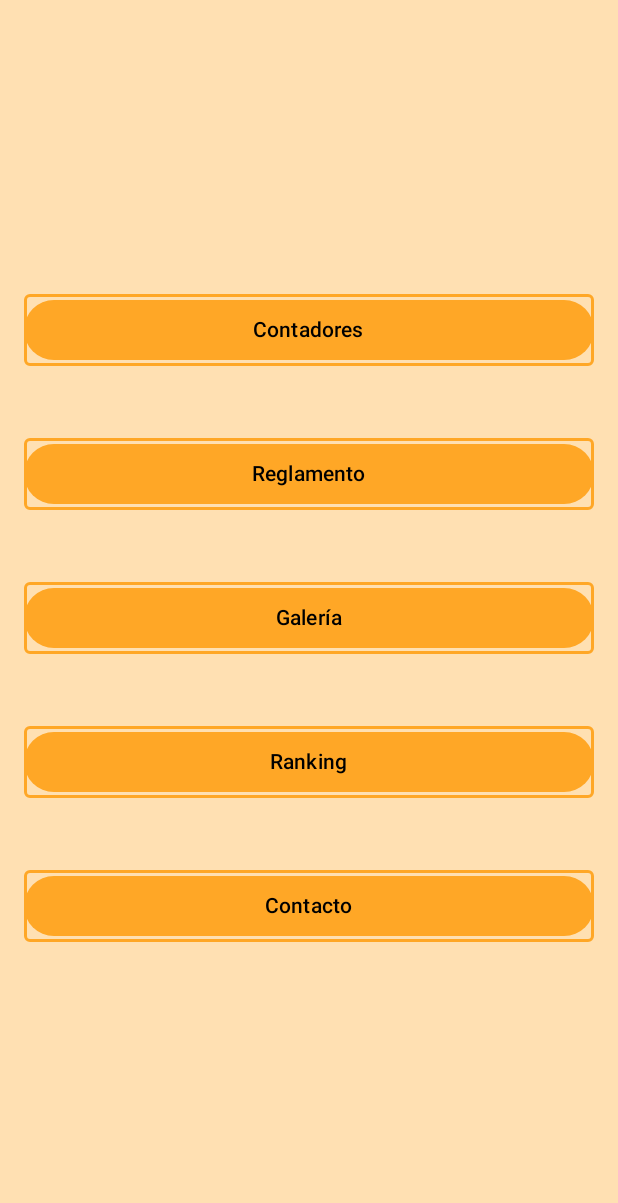
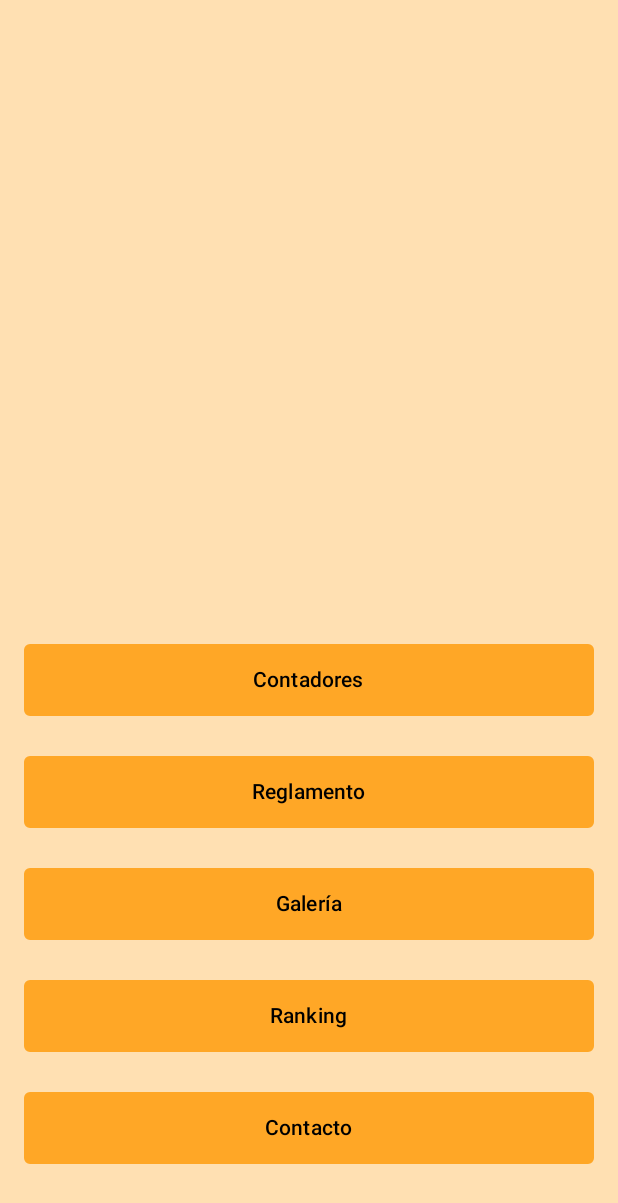
Before and after one commit to chimydevs/Valka, an Android app built with Jetpack Compose: the screen it shows after launch (MainActivity), on a phone screen of 412 x 824 dp. Shown: the top 1203 px of the screen. Run offline under Robolectric (Android 15) with nearby library versions, the phone set to English and light mode, and no system bars; our stand-ins replace Dagger/Hilt's generated code.

Commit message:
Main Screen buttons

```diff
--- a/app/src/main/java/com/chimy/valkaapp/ui/main/MainScreen.kt
+++ b/app/src/main/java/com/chimy/valkaapp/ui/main/MainScreen.kt
@@ -1,5 +1,6 @@
 package com.chimy.valkaapp.ui.main
 
+import androidx.compose.foundation.background
 import androidx.compose.foundation.border
 import androidx.compose.foundation.layout.Arrangement
 import androidx.compose.foundation.layout.Box
@@ -26,23 +27,26 @@ import com.chimy.valkaapp.ui.theme.ValkaAppTheme
 
 @Composable
 fun MainScreen(navController: NavHostController = rememberNavController()) {
+    val buttonShape = MaterialTheme.shapes.medium // Asegúrate de que esto coincida con el shape definido en tu tema
     Box(
         modifier = Modifier
             .fillMaxSize()
+            .background(MaterialTheme.colorScheme.background )
+            .padding(bottom = 32.dp)
             .padding(16.dp),
-        contentAlignment = Alignment.Center
+        contentAlignment = Alignment.BottomEnd
     ) {
         Column(
             modifier = Modifier
                 .fillMaxWidth()
                 .wrapContentHeight(),
             horizontalAlignment = Alignment.CenterHorizontally,
-            verticalArrangement = Arrangement.spacedBy(16.dp)
+            verticalArrangement = Arrangement.spacedBy(5.dp)
         ) {
             val buttonBorderModifier = Modifier.border(
-                width = 2.dp,
+                width = 5.dp,
                 color = MaterialTheme.colorScheme.primary,
-                shape = MaterialTheme.shapes.medium,
+                shape = buttonShape,
 
                 )
             Button(
@@ -52,7 +56,8 @@ fun MainScreen(navController: NavHostController = rememberNavController()) {
                     .then(buttonBorderModifier),
                 colors = ButtonDefaults.buttonColors(
                     containerColor = MaterialTheme.colorScheme.primary // Fondo usando color del tema
-                )
+                ),
+                shape = buttonShape
             ) {
                 Text(
                     text = "Contadores",
@@ -68,7 +73,8 @@ fun MainScreen(navController: NavHostController = rememberNavController()) {
                     .then(buttonBorderModifier),
                 colors = ButtonDefaults.buttonColors(
                     containerColor = MaterialTheme.colorScheme.primary // Fondo usando color del tema
-                )
+                ),
+                shape = buttonShape
             ) {
                 Text(
                     text = "Reglamento",
@@ -84,7 +90,8 @@ fun MainScreen(navController: NavHostController = rememberNavController()) {
                     .then(buttonBorderModifier),
                 colors = ButtonDefaults.buttonColors(
                     containerColor = MaterialTheme.colorScheme.primary // Fondo usando color del tema
-                )
+                ),
+                shape = buttonShape
             ) {
                 Text(
                     text = "Galería",
@@ -100,7 +107,8 @@ fun MainScreen(navController: NavHostController = rememberNavController()) {
                     .then(buttonBorderModifier),
                 colors = ButtonDefaults.buttonColors(
                     containerColor = MaterialTheme.colorScheme.primary // Fondo usando color del tema
-                )
+                ),
+                shape = buttonShape
             ) {
                 Text(
                     text = "Ranking",
@@ -116,7 +124,8 @@ fun MainScreen(navController: NavHostController = rememberNavController()) {
                     .then(buttonBorderModifier),
                 colors = ButtonDefaults.buttonColors(
                     containerColor = MaterialTheme.colorScheme.primary // Fondo usando color del tema
-                )
+                ),
+                shape = buttonShape
             ) {
                 Text(
                     text = "Contacto",
@@ -127,7 +136,7 @@ fun MainScreen(navController: NavHostController = rememberNavController()) {
     }
 }
 
-@Preview(backgroundColor = 0xFFF8F5F5, showBackground = true)
+@Preview(showSystemUi = true)
 @Composable
 fun MainScreenPreview() {
     ValkaAppTheme {
--- a/app/src/main/java/com/chimy/valkaapp/ui/theme/Color.kt
+++ b/app/src/main/java/com/chimy/valkaapp/ui/theme/Color.kt
@@ -9,4 +9,5 @@ val Orange40 = Color(0xFFFF5722) // Dark Orange
 val LightOrange = Color(0xFFFFE0B2) // Very Light Orange
 val DarkOrange = Color(0xFFE65100) // Very Dark Orange
 
+
 // Puedes definir más colores según sea necesario
```
Also changed, not shown: app/src/main/java/com/chimy/valkaapp/model/Hero.kt (+7 -1 lines), app/src/main/java/com/chimy/valkaapp/repository/HeroRepository.kt (+11 -2 lines), app/src/main/java/com/chimy/valkaapp/ui/screens/ContadoresScreen.kt (+0 -9 lines).
